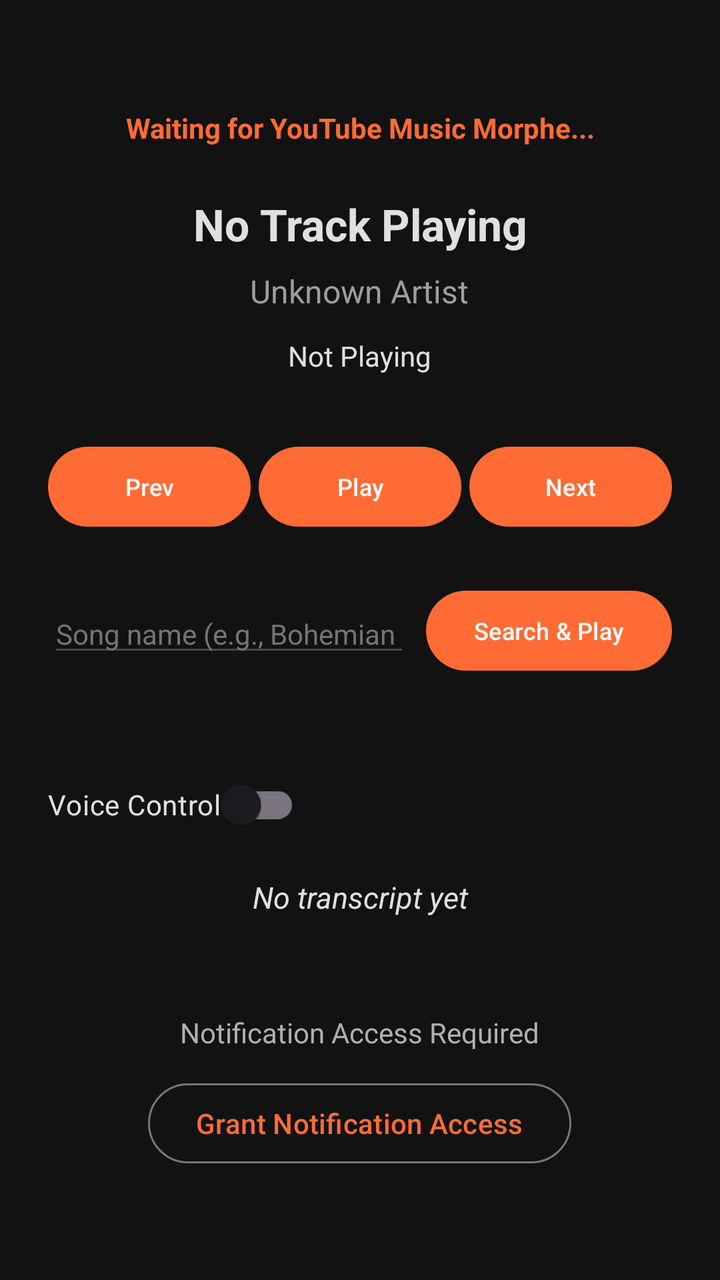
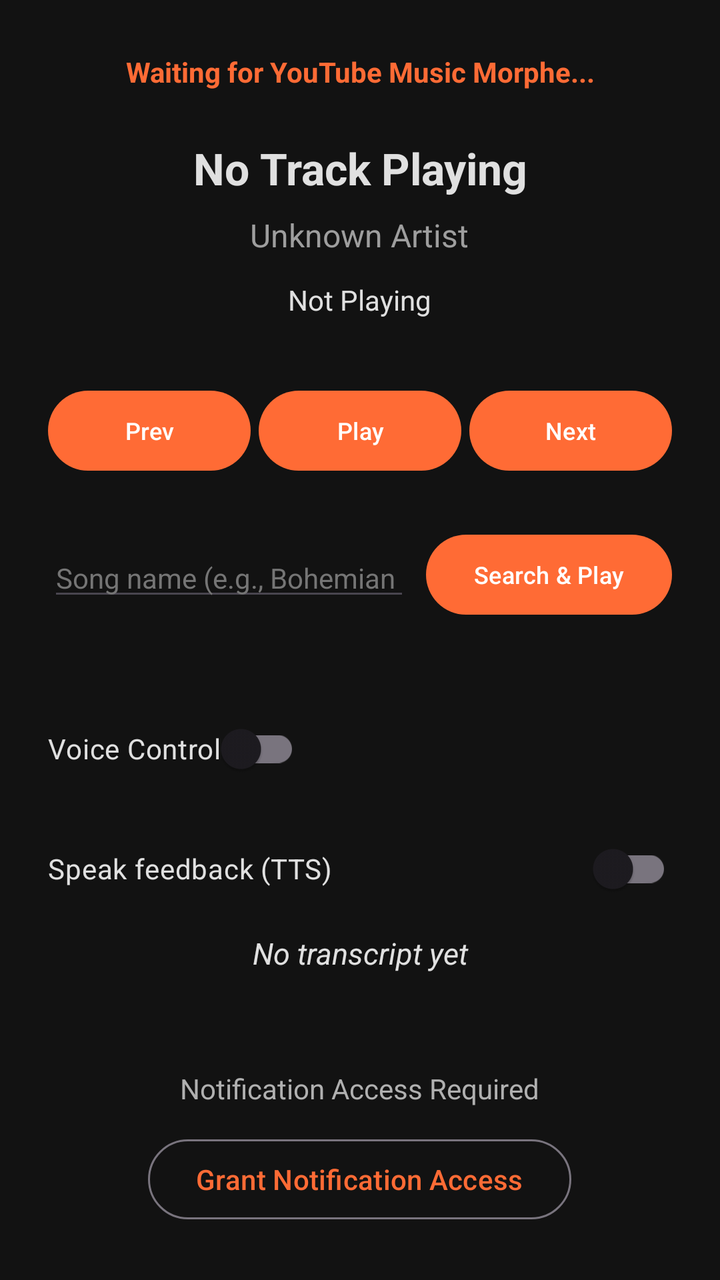

Screens rendered from an Android XML layout before and after an edit, with the pre-edit source and the edit as a unified diff.
<!-- AndroidManifest.xml: application theme Theme.Cadence -->
<!-- res/layout/activity_main.xml -->
<?xml version="1.0" encoding="utf-8"?>
<LinearLayout xmlns:android="http://schemas.android.com/apk/res/android"
    android:layout_width="match_parent"
    android:layout_height="match_parent"
    android:gravity="center"
    android:orientation="vertical"
    android:padding="24dp">

    
    <TextView
        android:id="@+id/tv_target_status"
        android:layout_width="wrap_content"
        android:layout_height="wrap_content"
        android:gravity="center"
        android:text="@string/target_disconnected"
        android:textColor="@color/primary"
        android:textSize="14sp"
        android:textStyle="bold" />

    
    <TextView
        android:id="@+id/tv_current_track"
        android:layout_width="wrap_content"
        android:layout_height="wrap_content"
        android:layout_marginTop="24dp"
        android:gravity="center"
        android:text="@string/no_track_playing"
        android:textColor="@color/onBackground"
        android:textSize="22sp"
        android:textStyle="bold" />

    
    <TextView
        android:id="@+id/tv_current_artist"
        android:layout_width="wrap_content"
        android:layout_height="wrap_content"
        android:layout_marginTop="8dp"
        android:gravity="center"
        android:text="@string/unknown_artist"
        android:textColor="#9E9E9E"
        android:textSize="16sp" />

    
    <TextView
        android:id="@+id/tv_playback_status"
        android:layout_width="wrap_content"
        android:layout_height="wrap_content"
        android:layout_marginTop="12dp"
        android:gravity="center"
        android:text="@string/status_unknown"
        android:textColor="@color/onBackground"
        android:textSize="14sp" />

    
    <LinearLayout
        android:layout_width="match_parent"
        android:layout_height="wrap_content"
        android:layout_marginTop="32dp"
        android:gravity="center"
        android:orientation="horizontal">

        <Button
            android:id="@+id/btn_previous"
            android:layout_width="0dp"
            android:layout_height="wrap_content"
            android:layout_weight="1"
            android:layout_marginEnd="4dp"
            android:paddingStart="4dp"
            android:paddingEnd="4dp"
            android:textSize="12sp"
            android:maxLines="1"
            android:text="@string/btn_previous" />

        <Button
            android:id="@+id/btn_play_pause"
            android:layout_width="0dp"
            android:layout_height="wrap_content"
            android:layout_weight="1"
            android:paddingStart="4dp"
            android:paddingEnd="4dp"
            android:textSize="12sp"
            android:maxLines="1"
            android:text="@string/btn_play" />

        <Button
            android:id="@+id/btn_next"
            android:layout_width="0dp"
            android:layout_height="wrap_content"
            android:layout_weight="1"
            android:layout_marginStart="4dp"
            android:paddingStart="4dp"
            android:paddingEnd="4dp"
            android:textSize="12sp"
            android:maxLines="1"
            android:text="@string/btn_next" />

    </LinearLayout>

    
    <LinearLayout
        android:layout_width="match_parent"
        android:layout_height="wrap_content"
        android:layout_marginTop="24dp"
        android:gravity="center_vertical"
        android:orientation="horizontal">

        <EditText
            android:id="@+id/et_search_query"
            android:layout_width="0dp"
            android:layout_height="wrap_content"
            android:layout_weight="1"
            android:hint="@string/search_hint"
            android:textColor="@color/onBackground"
            android:textColorHint="#757575"
            android:textSize="14sp"
            android:maxLines="1"
            android:inputType="text" />

        <Button
            android:id="@+id/btn_search_play"
            android:layout_width="wrap_content"
            android:layout_height="wrap_content"
            android:layout_marginStart="8dp"
            android:text="@string/search_button"
            android:textSize="12sp" />

    </LinearLayout>

    <TextView
        android:id="@+id/tv_search_state"
        android:layout_width="wrap_content"
        android:layout_height="wrap_content"
        android:layout_marginTop="8dp"
        android:gravity="center"
        android:textColor="@color/primary"
        android:textSize="14sp" />

    
    <LinearLayout
        android:orientation="horizontal"
        android:layout_width="match_parent"
        android:layout_height="wrap_content"
        android:gravity="center_vertical"
        android:paddingVertical="12dp">

        <androidx.appcompat.widget.SwitchCompat
            android:id="@+id/swVoiceControl"
            android:layout_width="wrap_content"
            android:layout_height="wrap_content"
            android:text="@string/voice_toggle_label"
            android:textColor="@color/onBackground" />

        <TextView
            android:id="@+id/tvVoiceState"
            android:layout_width="0dp"
            android:layout_height="wrap_content"
            android:layout_weight="1"
            android:gravity="end|center_vertical"
            android:textColor="@color/primary"
            android:textSize="14sp" />
    </LinearLayout>

    <TextView
        android:id="@+id/tvLastTranscript"
        android:layout_width="match_parent"
        android:layout_height="wrap_content"
        android:gravity="center"
        android:textColor="@color/onBackground"
        android:textSize="15sp"
        android:textStyle="italic"
        android:text="@string/transcript_placeholder" />

    
    <TextView
        android:id="@+id/tv_permission_status"
        android:layout_width="wrap_content"
        android:layout_height="wrap_content"
        android:layout_marginTop="48dp"
        android:gravity="center"
        android:text="@string/permission_notification_missing"
        android:textColor="#B0B0B0"
        android:textSize="14sp" />

    <Button
        android:id="@+id/btn_permission_notification"
        style="@style/Widget.Material3.Button.OutlinedButton"
        android:layout_width="wrap_content"
        android:layout_height="wrap_content"
        android:layout_marginTop="12dp"
        android:text="@string/btn_permission_notification" />

</LinearLayout>
<!-- resources referenced by this layout -->
<resources>
  <color name="onBackground">#E0E0E0</color>
  <color name="primary">#FF6B35</color>
  <string name="btn_next">Next</string>
  <string name="btn_permission_notification">Grant Notification Access</string>
  <string name="btn_play">Play</string>
  <string name="btn_previous">Prev</string>
  <string name="no_track_playing">No Track Playing</string>
  <string name="permission_notification_missing">Notification Access Required</string>
  <string name="search_button">Search &amp; Play</string>
  <string name="search_hint">Song name (e.g., Bohemian Rhapsody)</string>
  <string name="status_unknown">Not Playing</string>
  <string name="target_disconnected">Waiting for YouTube Music Morphe...</string>
  <string name="transcript_placeholder">No transcript yet</string>
  <string name="unknown_artist">Unknown Artist</string>
  <string name="voice_toggle_label">Voice Control</string>
  <style name="Theme.Cadence" parent="Theme.Material3.DayNight.NoActionBar">
          <item name="colorPrimary">@color/primary</item>
          <item name="colorOnPrimary">@color/onPrimary</item>
          <item name="android:windowBackground">@color/background</item>
      </style>
  <color name="onPrimary">#FFFFFF</color>
  <color name="background">#121212</color>
</resources>

<!-- the commit's change to res/layout/activity_main.xml (unified diff, before → after) -->
@@ -160,6 +160,14 @@
             android:textSize="14sp" />
     </LinearLayout>
 
+    <androidx.appcompat.widget.SwitchCompat
+        android:id="@+id/swTtsFeedback"
+        android:layout_width="match_parent"
+        android:layout_height="wrap_content"
+        android:layout_marginBottom="8dp"
+        android:text="@string/tts_toggle_label"
+        android:textColor="@color/onBackground" />
+
     <TextView
         android:id="@+id/tvLastTranscript"
         android:layout_width="match_parent"
<!-- resource entries referenced after the edit -->
@@ -13,6 +13,7 @@
   <string name="status_unknown">Not Playing</string>
   <string name="target_disconnected">Waiting for YouTube Music Morphe...</string>
   <string name="transcript_placeholder">No transcript yet</string>
+  <string name="tts_toggle_label">Speak feedback (TTS)</string>
   <string name="unknown_artist">Unknown Artist</string>
   <string name="voice_toggle_label">Voice Control</string>
   <style name="Theme.Cadence" parent="Theme.Material3.DayNight.NoActionBar">
